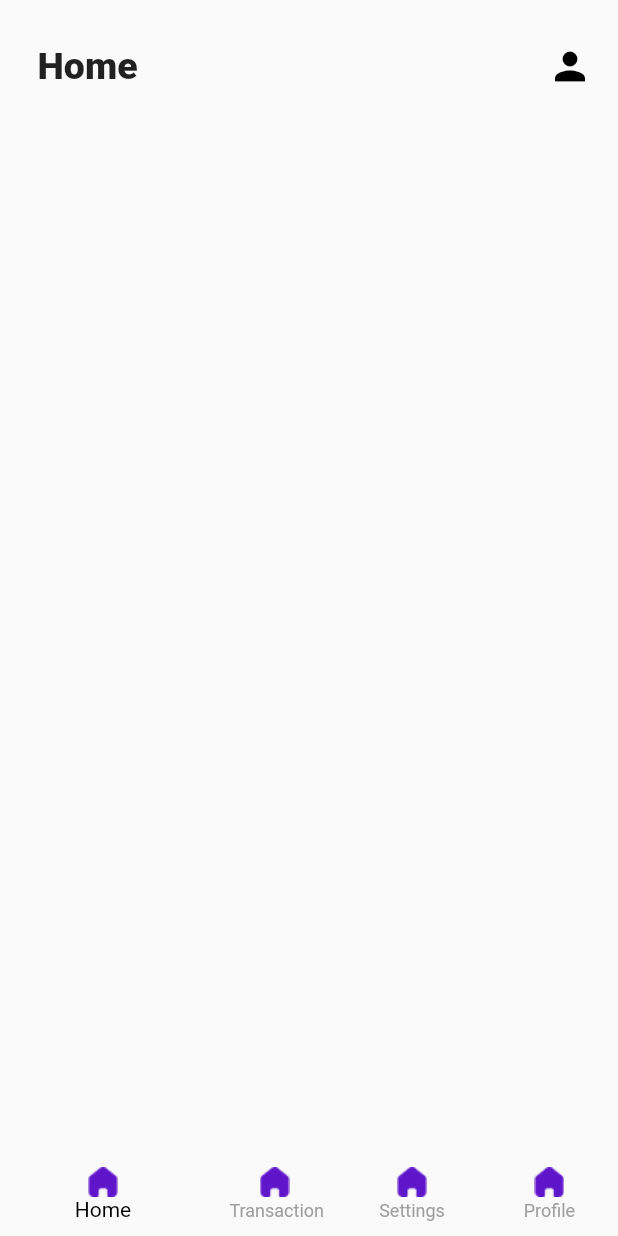
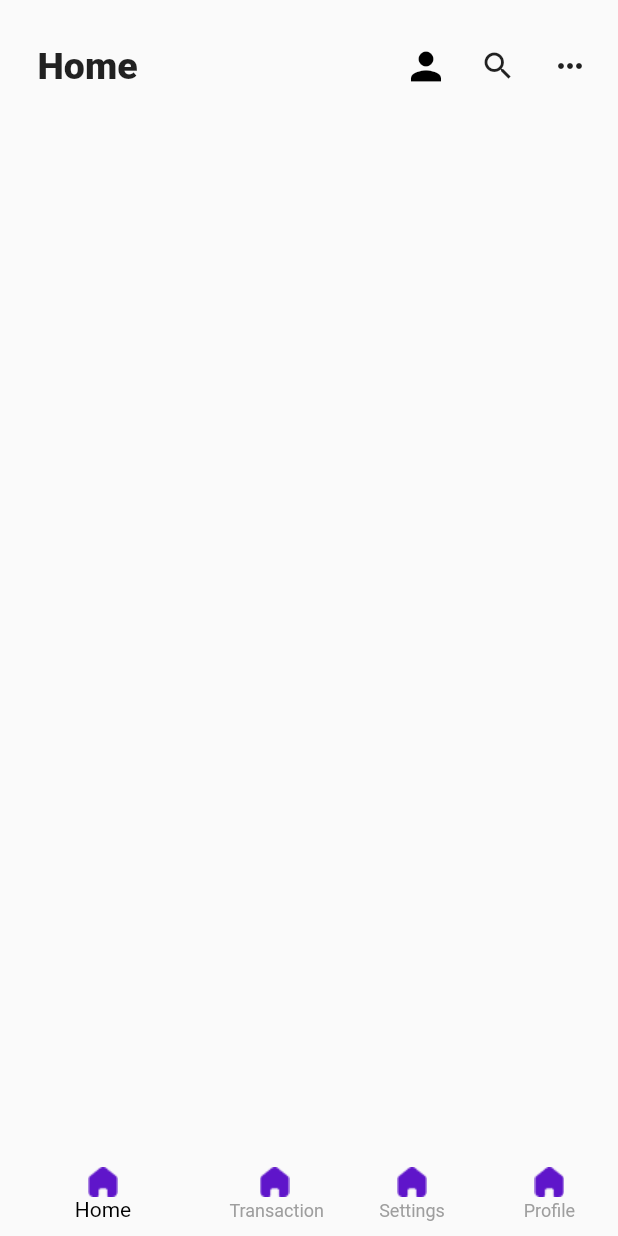
Before and after one commit to iyamujoshua/fintech_app, a Flutter app: the screen it shows after launch, on a phone screen of 412 x 824 dp. Run offline on Flutter 3.47's test engine with Material 2 defaults, Android fonts, the phone set to English and light mode, and no system bars; our stand-ins replace flutter_svg.

Commit message:
appbar status

```diff
--- a/lib/components/appbar.dart
+++ b/lib/components/appbar.dart
@@ -29,7 +29,10 @@ class _AppbarState extends State<Appbar> {
           Icons.person,
           size: 30.0,
           color: Colors.black,
-        ),)
+        ),),
+
+        IconButton(onPressed: (){}, icon:Icon(Icons.search)),
+         IconButton(onPressed: (){}, icon:Icon(Icons.more_horiz))
             ],
           )
         ],
```
